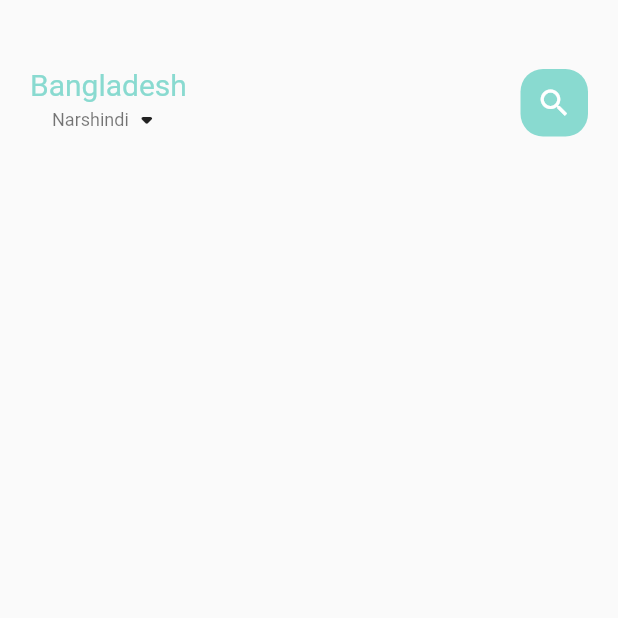
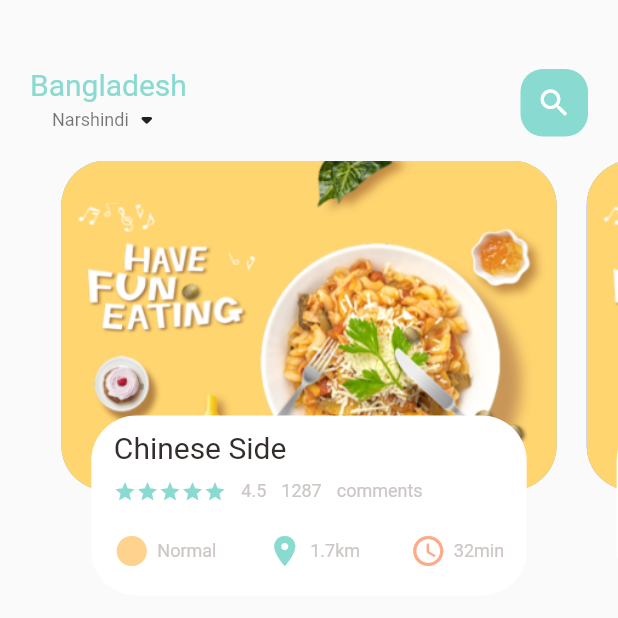
Before and after one commit to sadid369/food_delivery2, a Flutter app: the screen it shows after launch, on a phone screen of 412 x 824 dp, the top half of it. Run offline on Flutter 3.47's test engine with Material 2 defaults, Android fonts, the phone set to English and light mode, and no system bars.

Commit message:
Day-2 @ 1:23:53 @ 25/03/2022

```diff
--- a/lib/home/food_page_body.dart
+++ b/lib/home/food_page_body.dart
@@ -1,4 +1,10 @@
+// ignore_for_file: avoid_unnecessary_containers, prefer_const_constructors
+
 import 'package:flutter/material.dart';
+import 'package:food_delivery2/utils/colors.dart';
+import 'package:food_delivery2/widgets/big_text.dart';
+import 'package:food_delivery2/widgets/icon_and_text.dart';
+import 'package:food_delivery2/widgets/small_text.dart';
 
 class FoodPageBody extends StatefulWidget {
   FoodPageBody({Key? key}) : super(key: key);
@@ -8,8 +14,111 @@ class FoodPageBody extends StatefulWidget {
 }
 
 class _FoodPageBodyState extends State<FoodPageBody> {
+  PageController pageController = PageController(viewportFraction: 0.85);
   @override
   Widget build(BuildContext context) {
-    return Container();
+    return Container(
+      height: 320,
+      child: PageView.builder(
+          controller: pageController,
+          itemCount: 5,
+          itemBuilder: (context, position) {
+            return _buildPageItem(position);
+          }),
+    );
+  }
+
+  Widget _buildPageItem(int index) {
+    return Stack(
+      children: [
+        Container(
+          height: 220,
+          margin: EdgeInsets.only(left: 10, right: 10),
+          decoration: BoxDecoration(
+            borderRadius: BorderRadius.circular(30),
+            color: index.isEven ? Color(0xFF69c5df) : Color(0xFF9294cc),
+            image: DecorationImage(
+              fit: BoxFit.cover,
+              image: AssetImage("assets/image/food0.png"),
+            ),
+          ),
+        ),
+        Align(
+          alignment: Alignment.bottomCenter,
+          child: Container(
+            height: 120,
+            margin: EdgeInsets.only(left: 30, right: 30, bottom: 30),
+            decoration: BoxDecoration(
+                borderRadius: BorderRadius.circular(30), color: Colors.white),
+            child: Container(
+              padding: EdgeInsets.only(
+                top: 10,
+                left: 15,
+                right: 15,
+              ),
+              child: Column(
+                crossAxisAlignment: CrossAxisAlignment.start,
+                children: [
+                  BigText(text: "Chinese Side"),
+                  SizedBox(
+                    height: 10,
+                  ),
+                  Row(
+                    crossAxisAlignment: CrossAxisAlignment.start,
+                    children: [
+                      Wrap(
+                        children: List.generate(
+                          5,
+                          (index) => Icon(
+                            Icons.star,
+                            color: AppColors.mainColor,
+                            size: 15,
+                          ),
+                        ),
+                      ),
+                      SizedBox(
+                        width: 10,
+                      ),
+                      SmallText(text: "4.5"),
+                      SizedBox(
+                        width: 10,
+                      ),
+                      SmallText(text: "1287"),
+                      SizedBox(
+                        width: 10,
+                      ),
+                      SmallText(text: "comments")
+                    ],
+                  ),
+                  SizedBox(
+                    height: 20,
+                  ),
+                  Row(
+                    mainAxisAlignment: MainAxisAlignment.spaceBetween,
+                    children: [
+                      IconAndTextWidget(
+                        icon: Icons.circle_sharp,
+                        text: "Normal",
+                        iconColor: AppColors.iconColor1,
+                      ),
+                      IconAndTextWidget(
+                        icon: Icons.location_on,
+                        text: "1.7km",
+                        iconColor: AppColors.mainColor,
+                      ),
+                      IconAndTextWidget(
+                        icon: Icons.access_time_rounded,
+                        text: "32min",
+                        iconColor: AppColors.iconColor2,
+                      ),
+                    ],
+                  )
+                ],
+              ),
+            ),
+          ),
+        ),
+      ],
+    );
   }
 }
--- a/lib/home/main_food_page.dart
+++ b/lib/home/main_food_page.dart
@@ -1,6 +1,7 @@
 // ignore_for_file: prefer_const_literals_to_create_immutables, avoid_unnecessary_containers, prefer_const_constructors
 
 import 'package:flutter/material.dart';
+import 'package:food_delivery2/home/food_page_body.dart';
 import 'package:food_delivery2/utils/colors.dart';
 import 'package:food_delivery2/widgets/big_text.dart';
 import 'package:food_delivery2/widgets/small_text.dart';
@@ -60,6 +61,7 @@ class _MainFoodPageState extends State<MainFoodPage> {
               ),
             ),
           ),
+          FoodPageBody(),
         ],
       ),
     );
--- /dev/null
+++ b/lib/widgets/icon_and_text.dart
@@ -0,0 +1,35 @@
+// ignore_for_file: prefer_const_constructors
+
+import 'package:flutter/material.dart';
+import 'package:food_delivery2/widgets/small_text.dart';
+
+class IconAndTextWidget extends StatelessWidget {
+  final IconData icon;
+  final String text;
+
+  final Color iconColor;
+  const IconAndTextWidget({
+    Key? key,
+    required this.icon,
+    required this.text,
+    required this.iconColor,
+  }) : super(key: key);
+
+  @override
+  Widget build(BuildContext context) {
+    return Row(
+      children: [
+        Icon(
+          icon,
+          color: iconColor,
+        ),
+        SizedBox(
+          width: 5,
+        ),
+        SmallText(
+          text: text,
+        )
+      ],
+    );
+  }
+}
```
